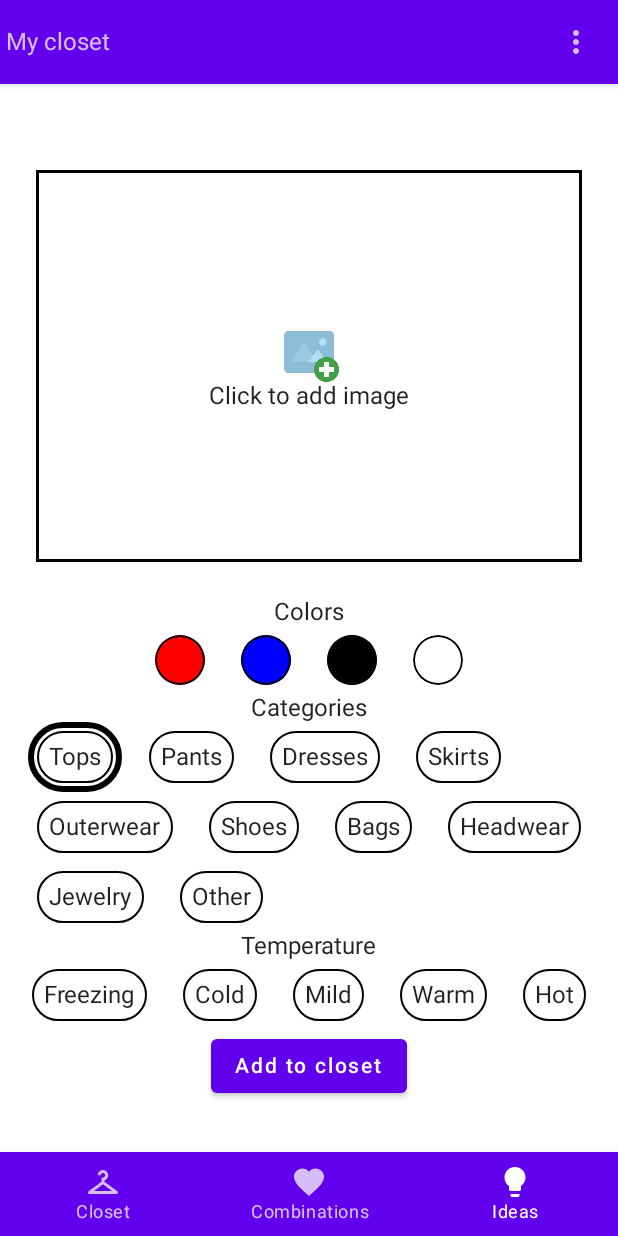
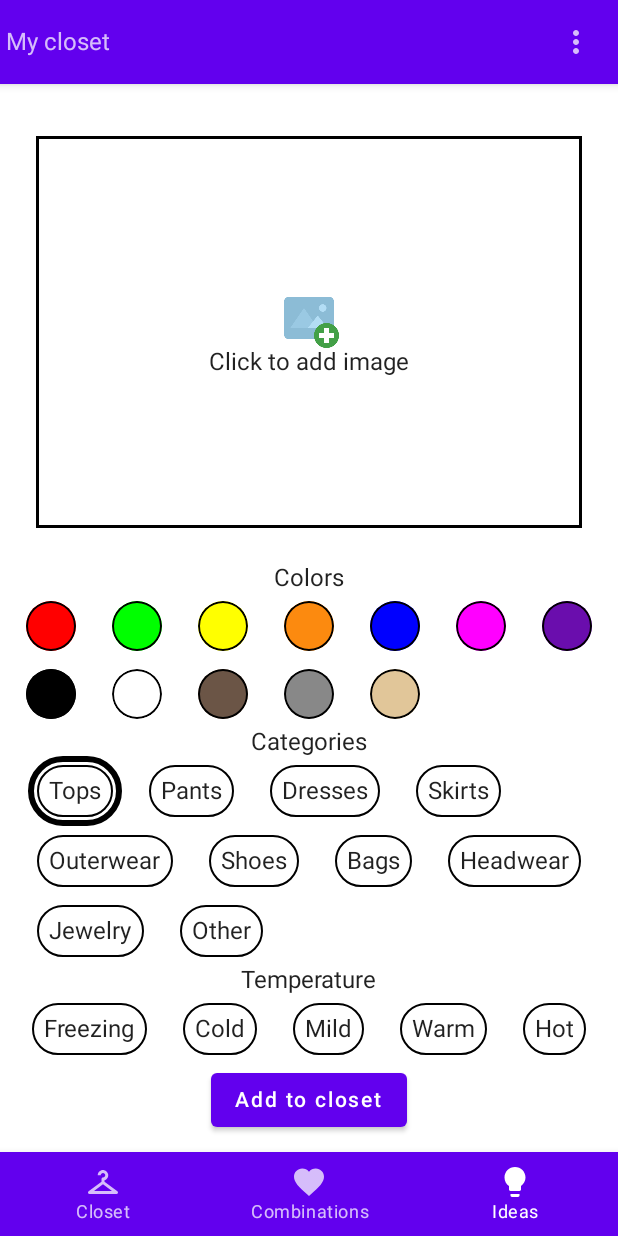
Before and after one commit to kristina-dudjak/closet, an Android app built with Jetpack Compose: the closetEditor screen opened through its navigation route, on a phone screen of 412 x 824 dp. Run offline under Robolectric (Android 15) with nearby library versions, the phone set to English and light mode, and no system bars; our stand-ins replace Dagger/Hilt's generated code, accompanist; libraries missing offline, so code that uses them is left out: com.firebase.ui.

Commit message:
refactor: add scroll and custom colors

```diff
--- a/app/src/main/java/hr/ferit/kristinadudjak/mycloset/ui/closetEditor/ClosetEditorScreen.kt
+++ b/app/src/main/java/hr/ferit/kristinadudjak/mycloset/ui/closetEditor/ClosetEditorScreen.kt
@@ -1,8 +1,6 @@
 package hr.ferit.kristinadudjak.mycloset.ui.closetEditor
 
-import androidx.compose.foundation.Image
-import androidx.compose.foundation.border
-import androidx.compose.foundation.clickable
+import androidx.compose.foundation.*
 import androidx.compose.foundation.layout.*
 import androidx.compose.material.Button
 import androidx.compose.material.MaterialTheme
@@ -44,7 +42,9 @@ private fun Content(
     onTemperatureClick: (Temperature, isSelected: Boolean) -> Unit
 ) {
     Column(
-        Modifier.fillMaxSize(),
+        Modifier
+            .fillMaxSize()
+            .verticalScroll(rememberScrollState()),
         verticalArrangement = Arrangement.Center,
         horizontalAlignment = Alignment.CenterHorizontally
     ) {
--- a/app/src/main/java/hr/ferit/kristinadudjak/mycloset/ui/enums/ClothesColor.kt
+++ b/app/src/main/java/hr/ferit/kristinadudjak/mycloset/ui/enums/ClothesColor.kt
@@ -3,6 +3,7 @@ package hr.ferit.kristinadudjak.mycloset.ui.enums
 import androidx.annotation.StringRes
 import androidx.compose.ui.graphics.Color
 import hr.ferit.kristinadudjak.mycloset.R
+import hr.ferit.kristinadudjak.mycloset.ui.theme.CustomColors
 
 enum class ClothesColor(
     @StringRes val nameRes: Int? = null,
@@ -12,9 +13,29 @@ enum class ClothesColor(
         nameRes = R.string.color_red,
         color = Color.Red
     ),
+    Green(
+        nameRes = R.string.color_green,
+        color = Color.Green
+    ),
+    Yellow(
+        nameRes = R.string.color_yellow,
+        color = Color.Yellow
+    ),
+    Orange(
+        nameRes = R.string.color_orange,
+        color = CustomColors.Orange
+    ),
     Blue(
         nameRes = R.string.color_blue,
         color = Color.Blue
+    ),
+    Pink(
+        nameRes = R.string.color_pink,
+        color = Color.Magenta
+    ),
+    Purple(
+        nameRes = R.string.color_purple,
+        color = CustomColors.Purple
     ),
     Black(
         nameRes = R.string.color_black,
@@ -23,5 +44,17 @@ enum class ClothesColor(
     White(
         nameRes = R.string.color_white,
         color = Color.White
+    ),
+    Brown(
+        nameRes = R.string.color_brown,
+        color = CustomColors.Brown
+    ),
+    Gray(
+        nameRes = R.string.color_gray,
+        color = Color.Gray
+    ),
+    Beige(
+        nameRes = R.string.color_beige,
+        color = CustomColors.Beige
     )
 }
--- a/app/src/main/java/hr/ferit/kristinadudjak/mycloset/ui/theme/Color.kt
+++ b/app/src/main/java/hr/ferit/kristinadudjak/mycloset/ui/theme/Color.kt
@@ -6,3 +6,10 @@ val Purple200 = Color(0xFFBB86FC)
 val Purple500 = Color(0xFF6200EE)
 val Purple700 = Color(0xFF3700B3)
 val Teal200 = Color(0xFF03DAC5)
+
+object CustomColors {
+    val Orange = Color(0xFFfc8a0f)
+    val Purple = Color(0xFF6a0dad)
+    val Brown = Color(0xFF6b5546)
+    val Beige = Color(0xFFe1c699)
+}
--- a/app/src/main/res/values/strings.xml
+++ b/app/src/main/res/values/strings.xml
@@ -10,9 +10,17 @@
 
     <string name="colors">Colors</string>
     <string name="color_red">Red</string>
+    <string name="color_green">Green</string>
+    <string name="color_yellow">Yellow</string>
+    <string name="color_orange">Orange</string>
     <string name="color_blue">Blue</string>
+    <string name="color_pink">Pink</string>
+    <string name="color_purple">Purple</string>
     <string name="color_white">White</string>
     <string name="color_black">Black</string>
+    <string name="color_brown">Brown</string>
+    <string name="color_gray">Gray</string>
+    <string name="color_beige">Beige</string>
 
     <string name="categories">Categories</string>
     <string name="category_tops">Tops</string>
```
